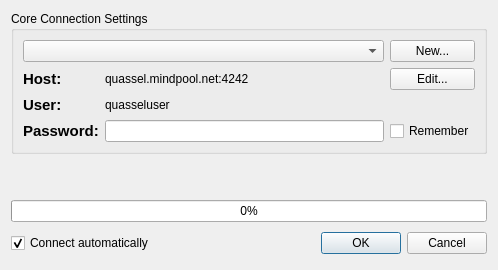
Old version of the form src/qtgui/ui/coreconnectdlg.ui in the repository quassel/quassel.
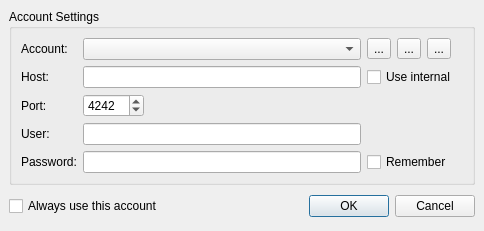
New version of the form. Icons and pictures are not drawn.

Commit message: OK Folks, my first commit after quite a while, and while Quassel looks the same as before, a lot of changed under the hood. This includes

Patch:
```diff
--- a/src/qtgui/ui/coreconnectdlg.ui
+++ b/src/qtgui/ui/coreconnectdlg.ui
@@ -5,8 +5,8 @@
    <rect>
     <x>0</x>
     <y>0</y>
-    <width>498</width>
-    <height>270</height>
+    <width>484</width>
+    <height>215</height>
    </rect>
   </property>
   <property name="sizePolicy" >
@@ -25,83 +25,172 @@
    <bool>false</bool>
   </property>
   <layout class="QVBoxLayout" >
+   <property name="spacing" >
+    <number>6</number>
+   </property>
+   <property name="leftMargin" >
+    <number>0</number>
+   </property>
+   <property name="topMargin" >
+    <number>0</number>
+   </property>
+   <property name="rightMargin" >
+    <number>0</number>
+   </property>
+   <property name="bottomMargin" >
+    <number>0</number>
+   </property>
    <item>
+    <widget class="QStackedWidget" name="stackedWidget" >
+     <property name="currentIndex" >
+      <number>0</number>
+     </property>
+     <widget class="QWidget" name="page" >
+      <layout class="QGridLayout" >
+       <item row="0" column="0" >
     <widget class="QGroupBox" name="groupBox" >
      <property name="title" >
-      <string>Core Connection Settings</string>
-     </property>
-     <layout class="QHBoxLayout" >
-      <item>
+          <string>Account Settings</string>
+         </property>
        <layout class="QGridLayout" >
-        <item row="0" column="0" colspan="2" >
-         <widget class="QComboBox" name="connectProfileName" />
-        </item>
-        <item row="1" column="0" >
+          <item rowspan="2" row="0" column="0" >
+           <widget class="QLabel" name="label_5" >
+            <property name="text" >
+             <string>Account:</string>
+            </property>
+           </widget>
+          </item>
+          <item rowspan="2" row="0" column="1" colspan="2" >
+           <widget class="QComboBox" name="accountList" >
+            <property name="editable" >
+             <bool>false</bool>
+            </property>
+            <property name="insertPolicy" >
+             <enum>QComboBox::InsertAlphabetically</enum>
+            </property>
+           </widget>
+          </item>
+          <item rowspan="2" row="0" column="3" >
+           <widget class="QToolButton" name="editAccount" >
+            <property name="text" >
+             <string>...</string>
+            </property>
+            <property name="icon" >
+             <iconset resource="../../images/icons.qrc" >:/default/edit.png</iconset>
+            </property>
+           </widget>
+          </item>
+          <item rowspan="2" row="0" column="4" >
+           <widget class="QToolButton" name="newAccount" >
+            <property name="text" >
+             <string>...</string>
+            </property>
+            <property name="icon" >
+             <iconset resource="../../images/icons.qrc" >:/default/edit_add.png</iconset>
+            </property>
+           </widget>
+          </item>
+          <item rowspan="2" row="0" column="5" colspan="2" >
+           <widget class="QToolButton" name="delAccount" >
+            <property name="text" >
+             <string>...</string>
+            </property>
+            <property name="icon" >
+             <iconset resource="../../images/icons.qrc" >:/default/edit_remove.png</iconset>
+            </property>
+           </widget>
+          </item>
+          <item row="1" column="6" >
+           <spacer>
+            <property name="orientation" >
+             <enum>Qt::Horizontal</enum>
+            </property>
+            <property name="sizeHint" >
+             <size>
+              <width>20</width>
+              <height>20</height>
+             </size>
+            </property>
+           </spacer>
+          </item>
+          <item row="2" column="0" >
          <widget class="QLabel" name="label_2" >
           <property name="text" >
-           <string>&lt;html>&lt;head>&lt;meta name="qrichtext" content="1" />&lt;style type="text/css">
-p, li { white-space: pre-wrap; }
-&lt;/style>&lt;/head>&lt;body style=" font-family:'Bitstream Vera Sans'; font-size:11pt; font-weight:400; font-style:normal;">
-&lt;p style=" margin-top:0px; margin-bottom:0px; margin-left:0px; margin-right:0px; -qt-block-indent:0; text-indent:0px;">&lt;span style=" font-weight:600;">Host:&lt;/span>&lt;/p>&lt;/body>&lt;/html></string>
+             <string>Host:</string>
           </property>
          </widget>
         </item>
-        <item row="1" column="1" >
-         <widget class="QLabel" name="hostName" >
-          <property name="text" >
-           <string>quassel.mindpool.net:4242</string>
-          </property>
-         </widget>
-        </item>
-        <item row="2" column="0" >
-         <widget class="QLabel" name="label_3" >
+          <item row="2" column="1" colspan="2" >
+           <widget class="QLineEdit" name="hostEdit" />
+          </item>
+          <item row="2" column="3" colspan="4" >
+           <widget class="QCheckBox" name="internalCore" >
           <property name="text" >
-           <string>&lt;html>&lt;head>&lt;meta name="qrichtext" content="1" />&lt;style type="text/css">
-p, li { white-space: pre-wrap; }
-&lt;/style>&lt;/head>&lt;body style=" font-family:'Bitstream Vera Sans'; font-size:11pt; font-weight:400; font-style:normal;">
-&lt;p style=" margin-top:0px; margin-bottom:0px; margin-left:0px; margin-right:0px; -qt-block-indent:0; text-indent:0px;">&lt;span style=" font-weight:600;">User:&lt;/span>&lt;/p>&lt;/body>&lt;/html></string>
-          </property>
-         </widget>
-        </item>
-        <item row="2" column="1" >
-         <widget class="QLabel" name="user" >
-          <property name="text" >
-           <string>quasseluser</string>
+             <string>Use internal</string>
+            </property>
+            <property name="checked" >
+             <bool>false</bool>
           </property>
          </widget>
         </item>
         <item row="3" column="0" >
-         <widget class="QLabel" name="label_4" >
+           <widget class="QLabel" name="label" >
           <property name="text" >
-           <string>&lt;html>&lt;head>&lt;meta name="qrichtext" content="1" />&lt;style type="text/css">
-p, li { white-space: pre-wrap; }
-&lt;/style>&lt;/head>&lt;body style=" font-family:'Bitstream Vera Sans'; font-size:11pt; font-weight:400; font-style:normal;">
-&lt;p style=" margin-top:0px; margin-bottom:0px; margin-left:0px; margin-right:0px; -qt-block-indent:0; text-indent:0px;">&lt;span style=" font-weight:600;">Password:&lt;/span>&lt;/p>&lt;/body>&lt;/html></string>
+             <string>Port:</string>
           </property>
          </widget>
         </item>
         <item row="3" column="1" >
+           <widget class="QSpinBox" name="port" >
+            <property name="minimum" >
+             <number>1024</number>
+            </property>
+            <property name="maximum" >
+             <number>65535</number>
+            </property>
+            <property name="value" >
+             <number>4242</number>
+            </property>
+           </widget>
+          </item>
+          <item row="3" column="2" >
+           <spacer>
+            <property name="orientation" >
+             <enum>Qt::Horizontal</enum>
+            </property>
+            <property name="sizeHint" >
+             <size>
+              <width>211</width>
+              <height>20</height>
+             </size>
+            </property>
+           </spacer>
+          </item>
+          <item row="4" column="0" >
+           <widget class="QLabel" name="label_3" >
+            <property name="text" >
+             <string>User:</string>
+            </property>
+           </widget>
+          </item>
+          <item row="4" column="1" colspan="2" >
+           <widget class="QLineEdit" name="userEdit" />
+          </item>
+          <item row="5" column="0" >
+           <widget class="QLabel" name="label_4" >
+            <property name="text" >
+             <string>Password:</string>
+            </property>
+           </widget>
+          </item>
+          <item row="5" column="1" colspan="2" >
          <widget class="QLineEdit" name="passwdEdit" >
           <property name="echoMode" >
            <enum>QLineEdit::Password</enum>
           </property>
          </widget>
         </item>
-        <item row="1" column="2" >
-         <widget class="QPushButton" name="editConnectProfile" >
-          <property name="text" >
-           <string>Edit...</string>
-          </property>
-         </widget>
-        </item>
-        <item row="0" column="2" >
-         <widget class="QPushButton" name="newConnectProfile" >
-          <property name="text" >
-           <string>New...</string>
-          </property>
-         </widget>
-        </item>
-        <item row="3" column="2" >
+          <item row="5" column="3" colspan="4" >
          <widget class="QCheckBox" name="rememberPasswd" >
           <property name="text" >
            <string>Remember</string>
@@ -109,11 +198,9 @@
          </widget>
         </item>
        </layout>
-      </item>
-     </layout>
-    </widget>
-   </item>
-   <item>
+        </widget>
+       </item>
+       <item row="1" column="0" >
     <spacer>
      <property name="orientation" >
       <enum>Qt::Vertical</enum>
@@ -126,17 +213,7 @@
      </property>
     </spacer>
    </item>
-   <item>
-    <widget class="QProgressBar" name="progressBar" >
-     <property name="value" >
-      <number>0</number>
-     </property>
-     <property name="orientation" >
-      <enum>Qt::Horizontal</enum>
-     </property>
-    </widget>
-   </item>
-   <item>
+       <item row="2" column="0" >
     <layout class="QHBoxLayout" >
      <property name="spacing" >
       <number>6</number>
@@ -156,10 +233,10 @@
      <item>
       <widget class="QCheckBox" name="autoConnect" >
        <property name="text" >
-        <string>Connect automatically</string>
+            <string>Always use this account</string>
        </property>
        <property name="checked" >
-        <bool>true</bool>
+            <bool>false</bool>
        </property>
       </widget>
      </item>
@@ -190,7 +267,118 @@
    </item>
   </layout>
  </widget>
- <includes/>
+     <widget class="QWidget" name="page_2" >
+      <layout class="QVBoxLayout" >
+       <item>
+        <widget class="QGroupBox" name="connectionGroupBox" >
+         <property name="title" >
+          <string>Connecting to...</string>
+         </property>
+         <layout class="QVBoxLayout" >
+          <item>
+           <widget class="QLabel" name="connectionStatus" >
+            <property name="text" >
+             <string>Connecting...</string>
+            </property>
+           </widget>
+          </item>
+          <item>
+           <widget class="QProgressBar" name="connectionProgress" >
+            <property name="value" >
+             <number>0</number>
+            </property>
+            <property name="orientation" >
+             <enum>Qt::Horizontal</enum>
+            </property>
+           </widget>
+          </item>
+          <item>
+           <layout class="QHBoxLayout" >
+            <item>
+             <widget class="QLabel" name="profileLabel" >
+              <property name="text" >
+               <string>GUI Profile:</string>
+              </property>
+             </widget>
+            </item>
+            <item>
+             <widget class="QComboBox" name="guiProfile" >
+              <property name="sizePolicy" >
+               <sizepolicy vsizetype="Fixed" hsizetype="MinimumExpanding" >
+                <horstretch>0</horstretch>
+                <verstretch>0</verstretch>
+               </sizepolicy>
+              </property>
+             </widget>
+            </item>
+            <item>
+             <widget class="QPushButton" name="newGuiProfile" >
+              <property name="sizePolicy" >
+               <sizepolicy vsizetype="Fixed" hsizetype="Maximum" >
+                <horstretch>0</horstretch>
+                <verstretch>0</verstretch>
+               </sizepolicy>
+              </property>
+              <property name="text" >
+               <string>New...</string>
+              </property>
+             </widget>
+            </item>
+           </layout>
+          </item>
+          <item>
+           <widget class="QCheckBox" name="alwaysUseProfile" >
+            <property name="text" >
+             <string>Always use this profile</string>
+            </property>
+           </widget>
+          </item>
+         </layout>
+        </widget>
+       </item>
+       <item>
+        <spacer>
+         <property name="orientation" >
+          <enum>Qt::Vertical</enum>
+         </property>
+         <property name="sizeHint" >
+          <size>
+           <width>20</width>
+           <height>31</height>
+          </size>
+         </property>
+        </spacer>
+       </item>
+       <item>
+        <layout class="QHBoxLayout" >
+         <item>
+          <spacer>
+           <property name="orientation" >
+            <enum>Qt::Horizontal</enum>
+           </property>
+           <property name="sizeHint" >
+            <size>
+             <width>40</width>
+             <height>20</height>
+            </size>
+           </property>
+          </spacer>
+         </item>
+         <item>
+          <widget class="QDialogButtonBox" name="buttonBox2" >
+           <property name="standardButtons" >
+            <set>QDialogButtonBox::Abort|QDialogButtonBox::NoButton|QDialogButtonBox::Ok</set>
+           </property>
+          </widget>
+         </item>
+        </layout>
+       </item>
+      </layout>
+     </widget>
+    </widget>
+   </item>
+  </layout>
+ </widget>
  <resources>
   <include location="../../images/icons.qrc" />
  </resources>
```
Left out of the diff: 4 changed lines with no effect on the pictures. Lines whose indentation alone changed are shown as unchanged. The commit also changes 29 other files.
